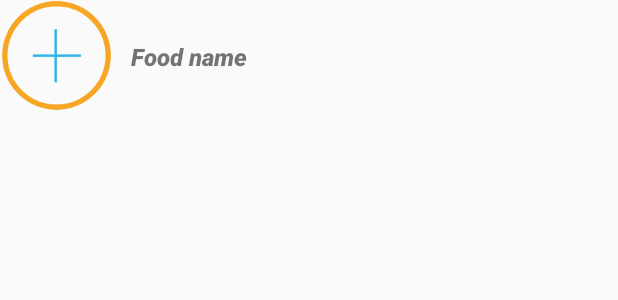
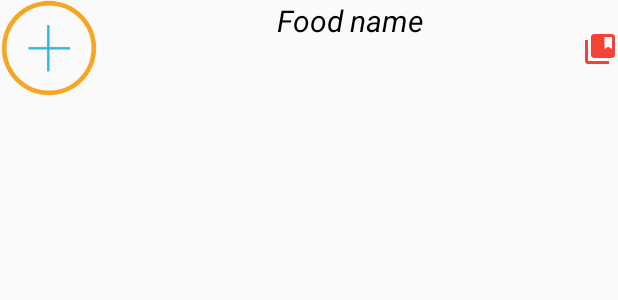
Before and after one commit to JohnyLearning/Eatlimination-Android, an Android app: the layout home_food_item.xml on its own in the app's theme, with its tools: preview values and no code run, on a phone screen of 412 x 824 dp. Shown: the top 300 px of the screen. Run offline under Robolectric (Android 15) with nearby library versions, the light colour scheme and no system bars.

Commit message:
add food to diet functionality added

```diff
--- /dev/null
+++ b/app/src/main/res/drawable/ic_add_to_diet.xml
@@ -0,0 +1,13 @@
+<vector xmlns:android="http://schemas.android.com/apk/res/android"
+    android:width="24dp"
+    android:height="24dp"
+    android:viewportWidth="24"
+    android:viewportHeight="24"
+    android:tint="?attr/colorControlNormal">
+  <path
+      android:fillColor="@android:color/white"
+      android:pathData="M4,6H2v14c0,1.1 0.9,2 2,2h14v-2H4V6z"/>
+  <path
+      android:fillColor="@android:color/white"
+      android:pathData="M20,2L8,2c-1.1,0 -2,0.9 -2,2v12c0,1.1 0.9,2 2,2h12c1.1,0 2,-0.9 2,-2L22,4c0,-1.1 -0.9,-2 -2,-2zM20,12l-2.5,-1.5L15,12L15,4h5v8z"/>
+</vector>
--- a/app/src/main/res/layout/fragment_home.xml
+++ b/app/src/main/res/layout/fragment_home.xml
@@ -36,6 +36,7 @@
             android:id="@+id/foods_list"
             android:layout_width="0dp"
             android:layout_height="wrap_content"
+            android:layout_marginTop="12dp"
             app:layout_constraintTop_toTopOf="parent"
             app:layout_constraintStart_toStartOf="parent"
             app:layout_constraintEnd_toEndOf="parent"
--- a/app/src/main/res/layout/home_food_item.xml
+++ b/app/src/main/res/layout/home_food_item.xml
@@ -17,21 +17,31 @@
 
         <ImageView
             android:id="@+id/food_image"
-            android:layout_width="75dp"
-            android:layout_height="75dp"
+            android:layout_width="65dp"
+            android:layout_height="65dp"
             android:layout_gravity="center"
             tools:src="@drawable/ic_add_food_button"/>
 
         <TextView
             android:layout_marginStart="12dp"
             android:layout_width="match_parent"
-            android:layout_gravity="center"
-            android:fontFamily="sans-serif-black"
+            android:gravity="center"
+            android:fontFamily="sans-serif"
             android:textStyle="italic"
-            android:textSize="16sp"
+            android:textSize="20sp"
+            android:textColor="@color/Black"
+            android:layout_weight="1"
             android:text="@{food.title}"
             android:layout_height="wrap_content"
             tools:text="Food name"/>
 
+        <ImageView
+            android:id="@+id/add_to_diet"
+            android:layout_width="24dp"
+            android:layout_height="24dp"
+            android:layout_gravity="center_vertical"
+            android:tint="@color/colorAccent"
+            android:src="@drawable/ic_add_to_diet" />
+
     </LinearLayout>
 </layout>
--- a/app/src/main/res/values/colors.xml
+++ b/app/src/main/res/values/colors.xml
@@ -4,4 +4,5 @@
     <color name="colorPrimaryDark">#3700B3</color>
     <color name="colorAccent">#F44336</color>
     <color name="White">#FFFFFF</color>
+    <color name="Black">#000</color>
 </resources>
```
Also changed, not shown: app/src/main/java/com/ihadzhi/eatlimination/data/FoodDao.java (+7 -0 lines), app/src/main/java/com/ihadzhi/eatlimination/ui/AddFoodFragment.java (+6 -9 lines), app/src/main/java/com/ihadzhi/eatlimination/ui/HomeFoodAdapter.java (+39 -0 lines), app/src/main/java/com/ihadzhi/eatlimination/ui/HomeFragment.java (+0 -7 lines).
